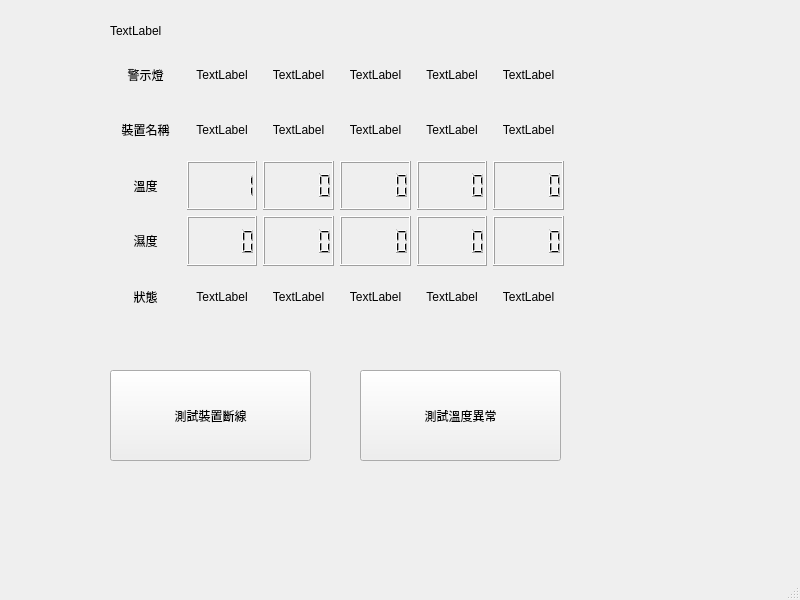
Above: mainwindow.ui from Shirogeneko/QT5_C-plus-plus-IoT-Device-Monitoring-Simulation-Project before the change. Below: the same form after it.
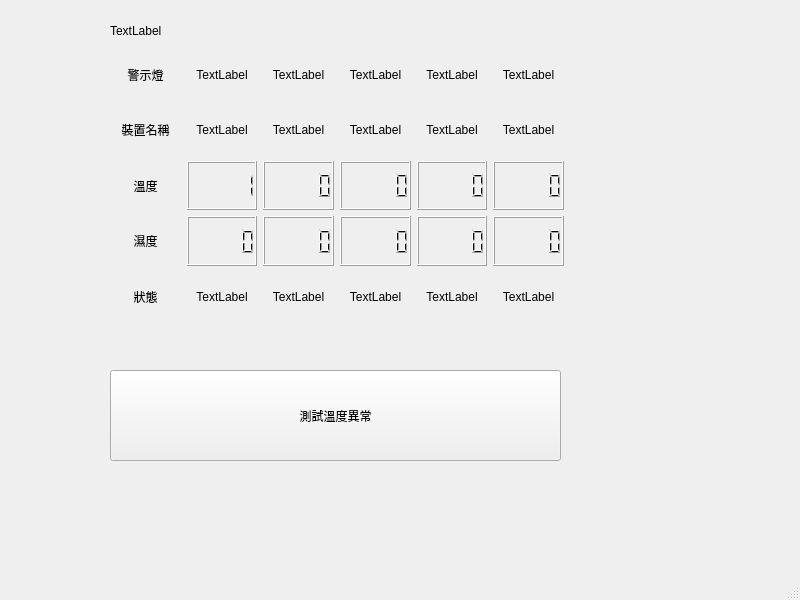
That is the form after the change.

Diff of the .ui file:
```diff
--- a/mainwindow.ui
+++ b/mainwindow.ui
@@ -266,25 +266,12 @@
      </item>
     </layout>
    </widget>
-   <widget class="QPushButton" name="testButton1">
-    <property name="geometry">
-     <rect>
-      <x>110</x>
-      <y>370</y>
-      <width>201</width>
-      <height>91</height>
-     </rect>
-    </property>
-    <property name="text">
-     <string>測試裝置斷線</string>
-    </property>
-   </widget>
    <widget class="QPushButton" name="testButton2">
     <property name="geometry">
      <rect>
-      <x>360</x>
+      <x>110</x>
       <y>370</y>
-      <width>201</width>
+      <width>451</width>
       <height>91</height>
      </rect>
     </property>
```
